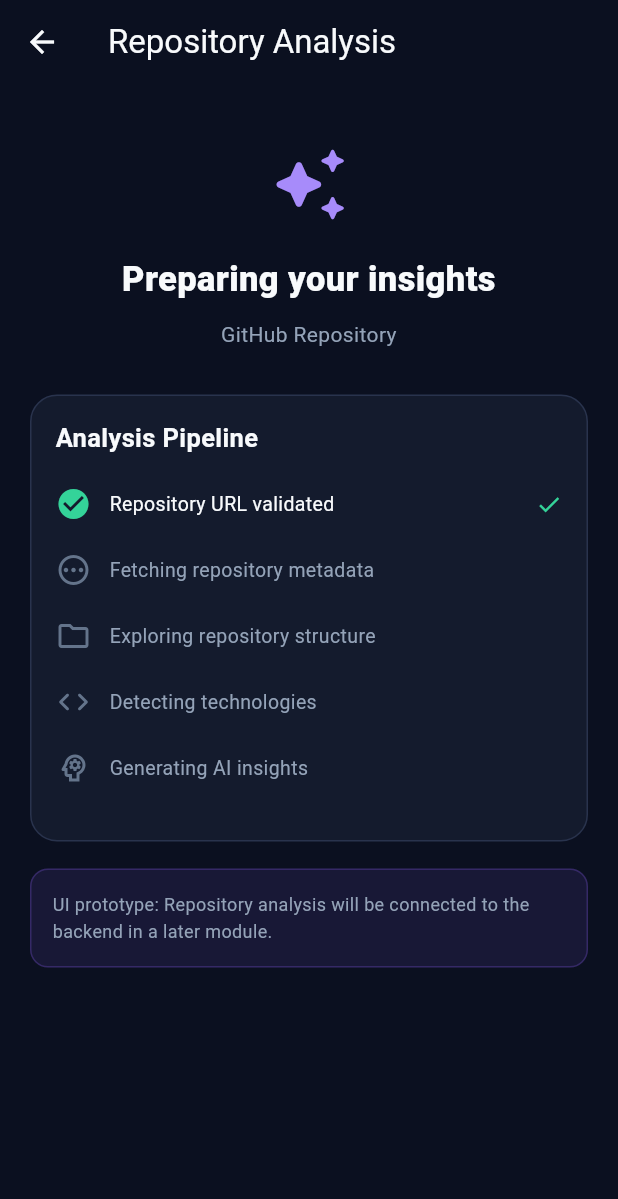
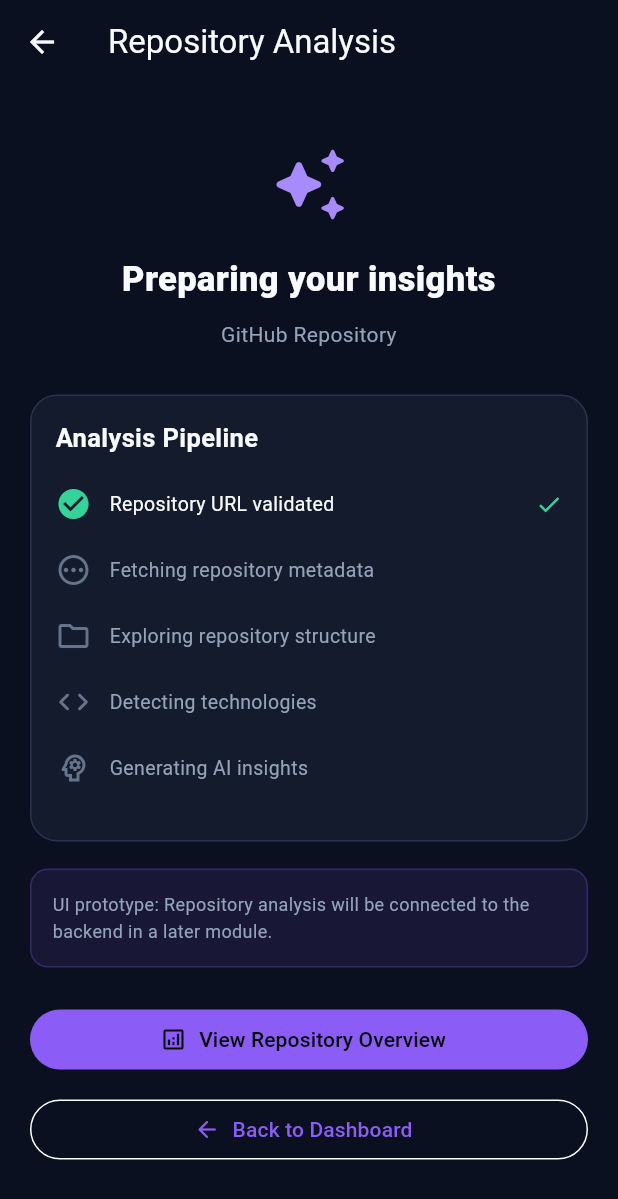
Before and after one commit to SANAPARVEEN-cmd/RepoMind-AI-Powered-GitHub-Repository-Intelligence-and-Codebase-Analysis-Platform, a Flutter app: the AnalysisProgressScreen screen opened directly with empty values, on a phone screen of 412 x 824 dp. Shown: the top 1199 px of the screen. Run offline on Flutter 3.47's test engine with Material 3 defaults, Android fonts, the phone set to English and light mode, and no system bars.

Commit message:
make 15-20% of the project

```diff
--- a/lib/features/dashboard/presentation/analysis_progress_screen.dart
+++ b/lib/features/dashboard/presentation/analysis_progress_screen.dart
@@ -11,8 +11,9 @@ class AnalysisProgressScreen extends StatelessWidget {
 
   @override
   Widget build(BuildContext context) {
-    final uri = Uri.parse(repositoryUrl);
-    final repositoryName = uri.pathSegments.length >= 2
+    final uri = Uri.tryParse(repositoryUrl);
+
+    final repositoryName = uri != null && uri.pathSegments.length >= 2
         ? '${uri.pathSegments[0]}/${uri.pathSegments[1]}'
         : 'GitHub Repository';
 
@@ -122,6 +123,41 @@ class AnalysisProgressScreen extends StatelessWidget {
                 ),
               ),
             ),
+
+            const SizedBox(height: 24),
+
+            SizedBox(
+              width: double.infinity,
+              child: FilledButton.icon(
+                onPressed: () {
+                  Navigator.pushReplacement(
+                    context,
+                    MaterialPageRoute(
+                      builder: (context) => RepositoryOverviewScreen(
+                        repositoryUrl: repositoryUrl,
+                      ),
+                    ),
+                  );
+                },
+                icon: const Icon(Icons.analytics_outlined),
+                label: const Text('View Repository Overview'),
+              ),
+            ),
+
+            const SizedBox(height: 12),
+
+            SizedBox(
+              width: double.infinity,
+              child: OutlinedButton.icon(
+                onPressed: () {
+                  Navigator.pop(context);
+                },
+                icon: const Icon(Icons.arrow_back_rounded),
+                label: const Text('Back to Dashboard'),
+              ),
+            ),
+
+            const SizedBox(height: 20),
           ],
         ),
       ),
@@ -137,7 +173,9 @@ class AnalysisProgressScreen extends StatelessWidget {
             icon,
             color: completed ? AppColors.success : AppColors.textMuted,
           ),
+
           const SizedBox(width: 12),
+
           Expanded(
             child: Text(
               title,
@@ -149,6 +187,7 @@ class AnalysisProgressScreen extends StatelessWidget {
               ),
             ),
           ),
+
           if (completed)
             const Icon(Icons.check, color: AppColors.success, size: 18),
         ],
```
